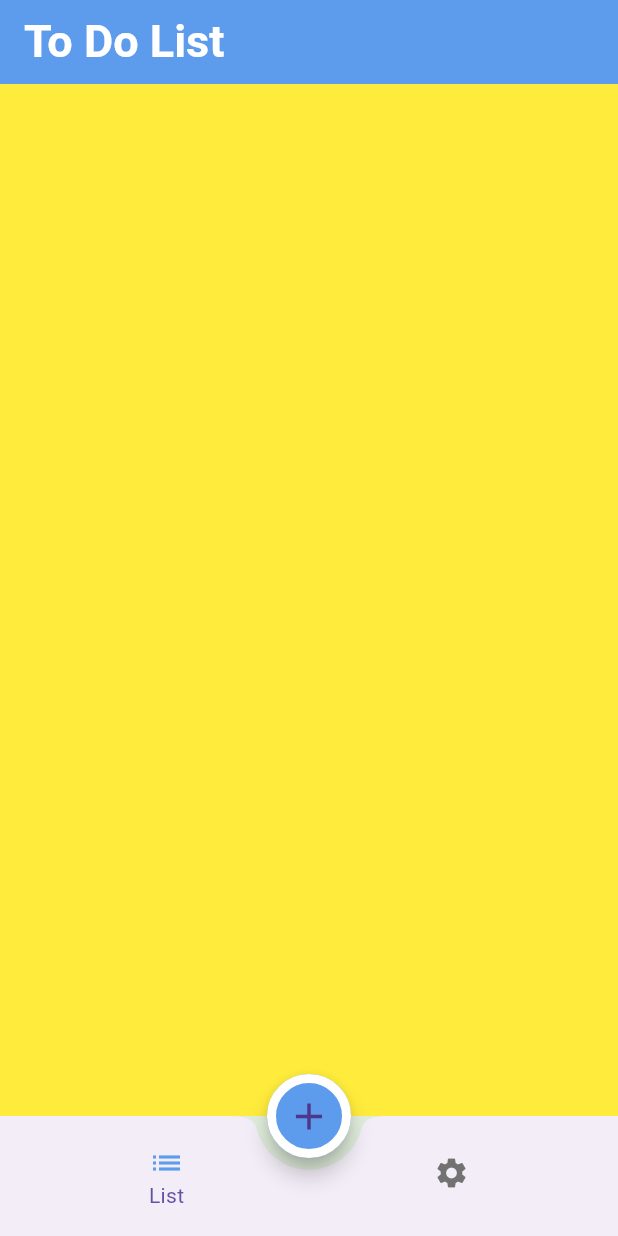
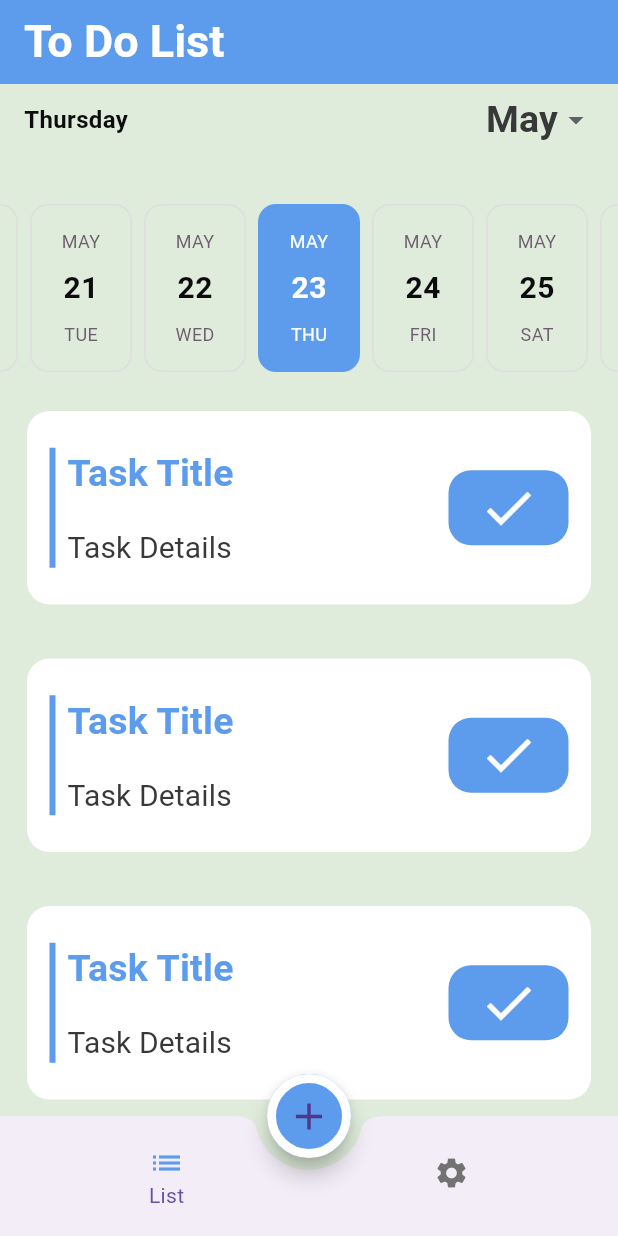
Before and after one commit to RanaUsama20/ToDo_app, a Flutter app: the screen it shows after launch, on a phone screen of 412 x 824 dp. Run offline on Flutter 3.47's test engine with Material 3 defaults, Android fonts, the phone set to English and light mode, and no system bars; drawn by our look-alikes of easy_date_timeline, flutter_slidable; our stand-ins replace shared_preferences; generated files the repository leaves out were written again.

Commit message:
added task List tab

```diff
--- a/lib/TaskList/TaskList.dart
+++ b/lib/TaskList/TaskList.dart
@@ -1,10 +1,33 @@
 import 'package:flutter/material.dart';
+import 'package:easy_date_timeline/easy_date_timeline.dart';
+import 'package:todo_app/TaskList/taskWidget.dart';
+import 'package:todo_app/home/MyTheme.dart';
 
 class TaskList extends StatelessWidget{
   @override
   Widget build(BuildContext context) {
     // TODO: implement build
-    return Container(color: Colors.yellow,);
+    return Column(
+      children: [
+        EasyDateTimeLine(
+          initialDate: DateTime.now(),
+          onDateChange: (selectedDate) {
+          },
+          activeColor: MyTheme.primaryColor,
+          dayProps: const EasyDayProps(
+            todayHighlightStyle: TodayHighlightStyle.withBackground,
+            todayHighlightColor: Color(0xffE1ECC8),
+          ),
+        ),
+        Expanded(
+          child: ListView.builder(
+              itemBuilder: (context,index){
+                return TaskWidget();
+              },
+              itemCount: 5),
+        )
+      ],
+    );
   }
 
 }
--- /dev/null
+++ b/lib/TaskList/taskWidget.dart
@@ -0,0 +1,90 @@
+import 'package:flutter/material.dart';
+import 'package:provider/provider.dart';
+import 'package:todo_app/Provider/AppConfigProvider.dart';
+import 'package:todo_app/home/MyTheme.dart';
+import 'package:flutter_gen/gen_l10n/app_localizations.dart';
+import 'package:flutter_slidable/flutter_slidable.dart';
+
+
+class TaskWidget extends StatelessWidget{
+  @override
+  Widget build(BuildContext context) {
+    var provider = Provider.of<AppConfigProvider>(context);
+    // TODO: implement build
+    return Slidable(
+      startActionPane: ActionPane(
+        extentRatio: 0.25,
+        motion: const ScrollMotion(),
+        children:  [
+          SlidableAction(
+            borderRadius: BorderRadius.circular(15),
+            onPressed: (context){
+
+            },
+            backgroundColor: MyTheme.redColor,
+            foregroundColor: MyTheme.whiteColor,
+            icon: Icons.delete,
+            label: 'Delete',
+          ),
+        ],
+      ),
+      child: Container(
+        padding: EdgeInsets.all(15),
+        margin: EdgeInsets.all(18),
+        decoration: BoxDecoration(
+          borderRadius: BorderRadius.circular(15),
+          color: provider.isDarkMode()?
+              MyTheme.darkBlueColor :
+              MyTheme.whiteColor
+        ),
+        child: Row(
+          mainAxisAlignment: MainAxisAlignment.spaceBetween,
+          children: [
+            Container(
+              color:  MyTheme.primaryColor,
+              height: 80,
+              width: 4,
+            ),
+            Expanded(
+                child: Column(
+              crossAxisAlignment: CrossAxisAlignment.start,
+              children: [
+                Padding(
+                  padding: const EdgeInsets.all(8.0),
+                  child: Text(
+                  AppLocalizations.of(context)!.task_title,
+                  style: Theme.of(context).textTheme.titleMedium!.copyWith(
+                    color: MyTheme.primaryColor
+                  ),),
+                ),
+                Padding(
+                  padding: const EdgeInsets.all(8.0),
+                  child: Text(
+                    AppLocalizations.of(context)!.task_details,
+                  style: Theme.of(context).textTheme.titleSmall!.copyWith(
+                      color: provider.isDarkMode()?
+                      MyTheme.whiteColor :
+                      MyTheme.blackColor)),
+                ),
+              ],
+            )),
+            Container(
+              padding: EdgeInsets.symmetric(
+                horizontal: 20,
+                vertical: 5
+              ),
+              decoration: BoxDecoration(
+                borderRadius: BorderRadius.circular(15),
+                color: MyTheme.primaryColor
+              ),
+              child: Icon(Icons.check, size: 40,color: MyTheme.whiteColor,),
+
+            ),
+
+          ],
+        ),
+      ),
+    );
+  }
+
+}
--- a/pubspec.yaml
+++ b/pubspec.yaml
@@ -40,6 +40,8 @@ dependencies:
   flutter_localizations:
     sdk: flutter
   intl: any
+  easy_date_timeline: ^1.0.3
+  flutter_slidable: ^3.1.0
 
 dev_dependencies:
   flutter_test:
```
Also changed, not shown: pubspec.lock.
